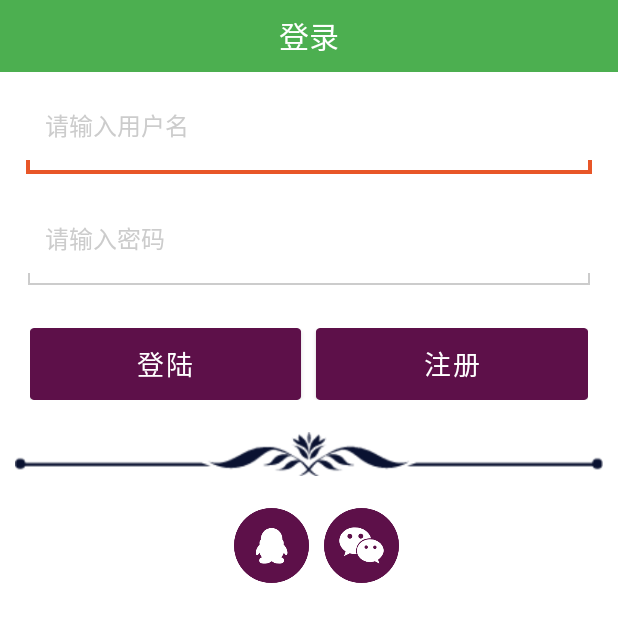
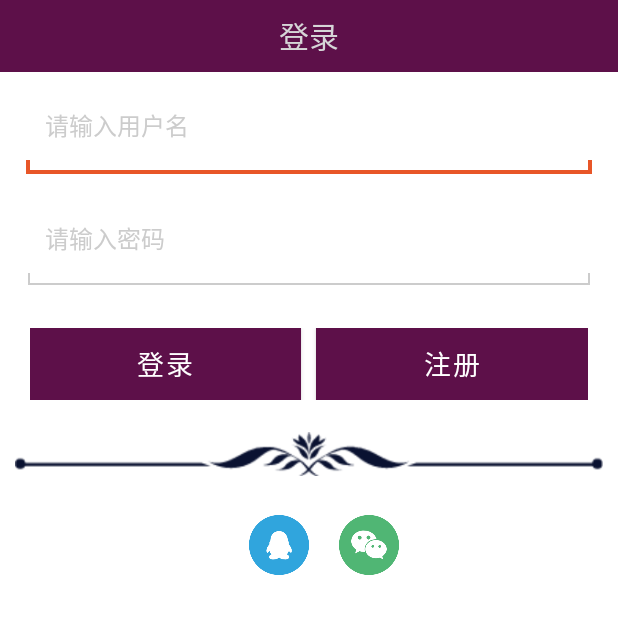
Before and after one commit to 2quarius/remainder, an Android app: the layout activity_login.xml on its own in the app's theme, with its tools: preview values and no code run, on a phone screen of 412 x 824 dp. Shown: the top 622 px of the screen. Run offline under Robolectric (Android 15) with nearby library versions, the phone set to English and light mode, and no system bars.

Commit message:
qq login

```diff
--- a/trail/app/src/main/res/layout/activity_login.xml
+++ b/trail/app/src/main/res/layout/activity_login.xml
@@ -10,10 +10,10 @@
     <TextView
         android:layout_width="match_parent"
         android:layout_height="48dp"
-        android:background="#4CAF50"
+        android:background="@color/colorPrimary"
         android:gravity="center"
         android:text="登录"
-        android:textColor="@android:color/white"
+        android:textColor="@color/app_white"
         android:textSize="20sp" />
 
     <RelativeLayout
@@ -69,8 +69,8 @@
                 android:layout_width="0dp"
                 android:layout_height="48dp"
                 android:layout_weight="1.0"
-                android:background="@drawable/selector_logout"
-                android:text="登陆"
+                android:background="@color/colorPrimary"
+                android:text="登录"
                 android:textColor="#FFFFFF"
                 android:textSize="18sp" />
 
@@ -80,7 +80,7 @@
                 android:layout_height="48dp"
                 android:layout_marginLeft="10dp"
                 android:layout_weight="1.0"
-                android:background="@drawable/selector_logout"
+                android:background="@color/colorPrimary"
                 android:text="注册"
                 android:textColor="#FFFFFF"
                 android:textSize="18sp" />
@@ -100,29 +100,33 @@
         android:gravity="center"
         android:orientation="horizontal" >
 
-        <Button
+        <ImageButton
             android:id="@+id/btn_qq"
             android:layout_width="@dimen/account_avatar"
             android:layout_height="@dimen/account_avatar"
+            android:scaleType="centerInside"
             android:layout_gravity="center_vertical"
             android:layout_marginLeft="10dp"
-            android:background="@drawable/qq"
             android:clickable="true"
             android:gravity="center"
             android:paddingLeft="10dp"
+            android:background="@android:color/transparent"
+            android:src="@drawable/qq"
             android:textSize="16sp" />
 
-        <Button
+        <ImageButton
             android:id="@+id/btn_weixin"
-            android:layout_toRightOf="@+id/btn_qq"
             android:layout_width="@dimen/account_avatar"
             android:layout_height="@dimen/account_avatar"
+            android:scaleType="centerInside"
             android:layout_gravity="center_vertical"
             android:layout_marginLeft="10dp"
-            android:background="@drawable/wechat"
+            android:layout_toRightOf="@+id/btn_qq"
             android:clickable="true"
             android:gravity="center"
             android:paddingLeft="10dp"
+            android:background="@android:color/transparent"
+            android:src="@drawable/wechat"
             android:textSize="16sp" />
         <!--<Button-->
             <!--android:id="@+id/btn_jaccount"-->
```
Also changed, not shown: trail/app/src/main/AndroidManifest.xml (+19 -0 lines), trail/app/src/main/java/com/example/trail/Setting/LoginActivity.java (+4 -3 lines).
